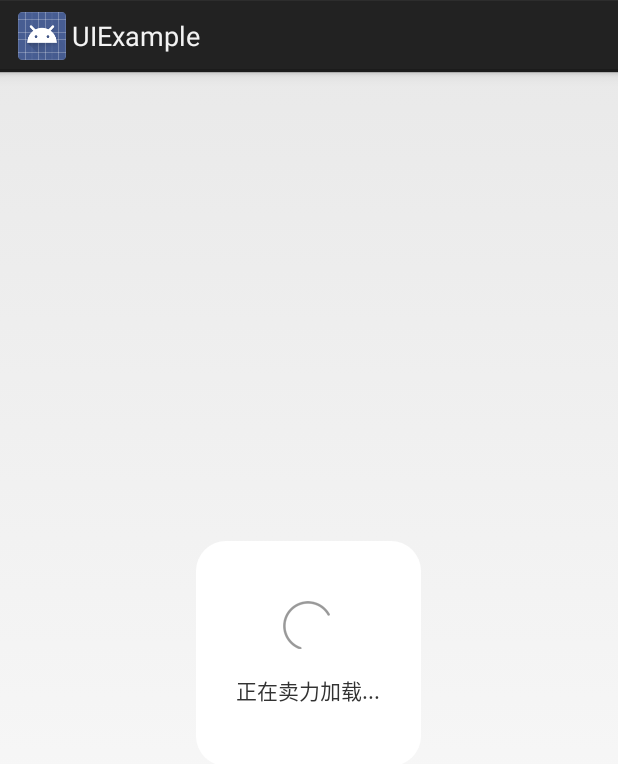
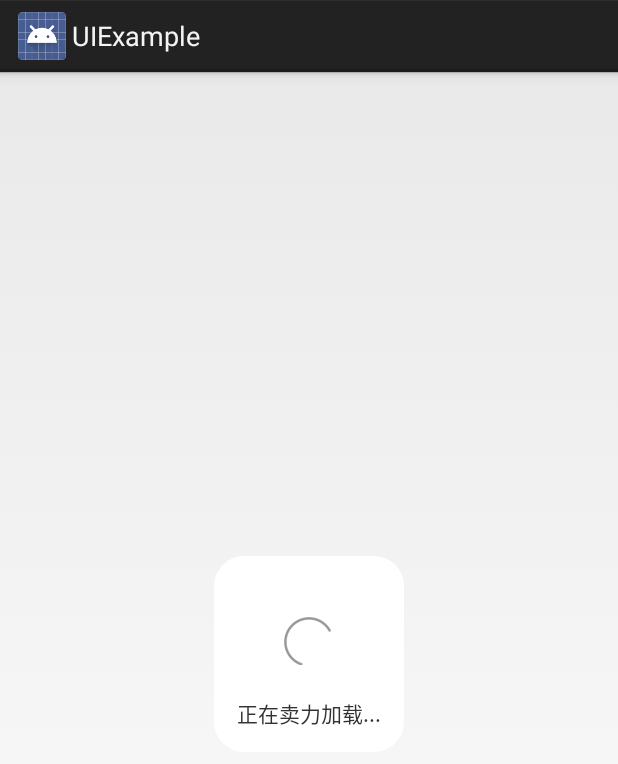
Before and after one commit to JoeyZh/UI, an Android app: the layout dlg_loading.xml on its own in the app's theme, with its tools: preview values and no code run, on a phone screen of 412 x 824 dp. Shown: the top 764 px of the screen. Run offline under Robolectric (Android 15) with nearby library versions, the phone set to English and light mode, and no system bars.

Commit message:
修改loading对话框布局

```diff
--- a/UILibrary/src/main/res/layout/dlg_loading.xml
+++ b/UILibrary/src/main/res/layout/dlg_loading.xml
@@ -1,28 +1,25 @@
 <RelativeLayout xmlns:android="http://schemas.android.com/apk/res/android"
     xmlns:tools="http://schemas.android.com/tools"
     android:layout_width="match_parent"
-    android:layout_height="match_parent"
-    >
+    android:layout_height="match_parent">
 
     <RelativeLayout
-        android:layout_width="150dp"
-        android:layout_height="150dp"
-        android:layout_centerInParent="true"
-		android:padding="@dimen/layout_mid_margin"
-		android:background="@drawable/bg_white_with_corner_rect"
-         >
-        <LinearLayout
         android:layout_width="wrap_content"
         android:layout_height="wrap_content"
-            android:gravity="center"
-			android:layout_centerInParent="true"
-            android:orientation="vertical" >
+        android:layout_centerHorizontal="true"
+        android:layout_centerVertical="true"
+        android:background="@drawable/bg_white_with_corner_rect"
+        android:minHeight="120dp"
+        android:minWidth="120dp"
+        android:padding="@dimen/layout_mid_margin">
+
 
         <ImageView
             android:id="@+id/dlg_loading_img"
             android:layout_width="wrap_content"
             android:layout_height="wrap_content"
-				android:layout_centerInParent="true"
+            android:layout_centerHorizontal="true"
+            android:layout_marginTop="25dp"
             android:background="@drawable/second_step_animation"
             android:scaleType="fitXY"
             android:visibility="visible" />
@@ -31,12 +28,12 @@
             android:id="@+id/dlg_msg_text"
             android:layout_width="wrap_content"
             android:layout_height="wrap_content"
+            android:layout_below="@+id/dlg_loading_img"
+            android:layout_centerHorizontal="true"
+            android:layout_marginTop="@dimen/layout_max_margin"
+            android:singleLine="true"
             android:text="@string/waiting"
-				android:singleLine="true"
-       			android:layout_marginTop="@dimen/layout_mid_margin"
-        		android:textSize="@dimen/text_small_size"
-        />
-        </LinearLayout>
+            android:textSize="@dimen/text_small_size" />
 
     </RelativeLayout>
 
```
Lines whose indentation alone changed are shown as unchanged.
